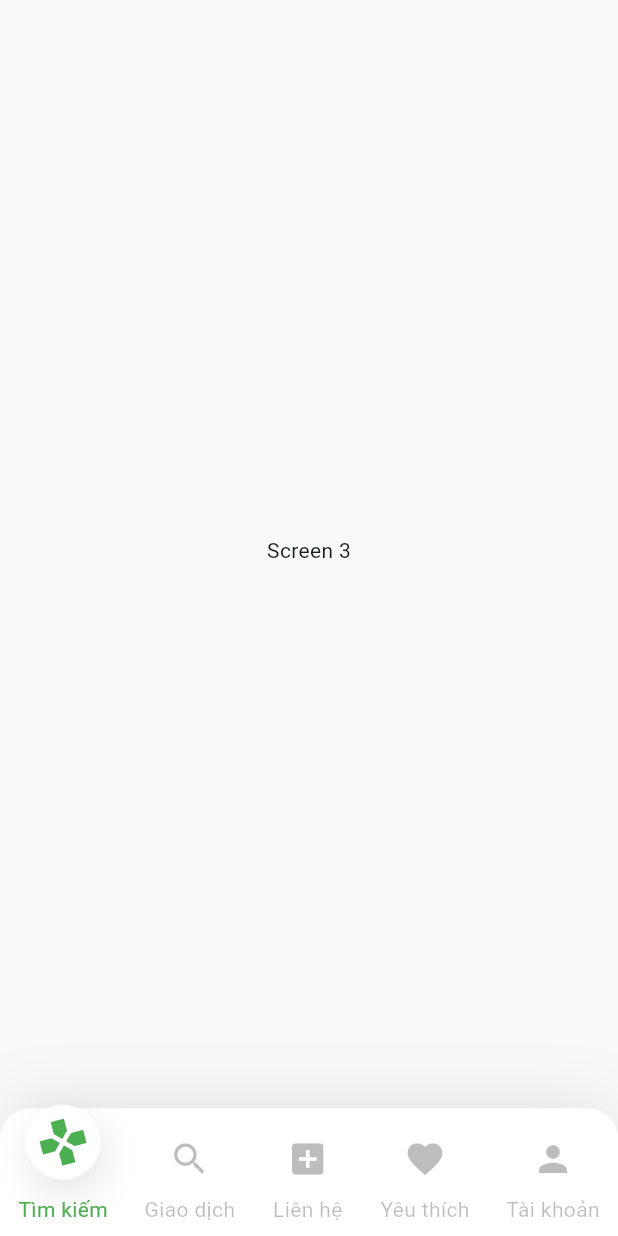
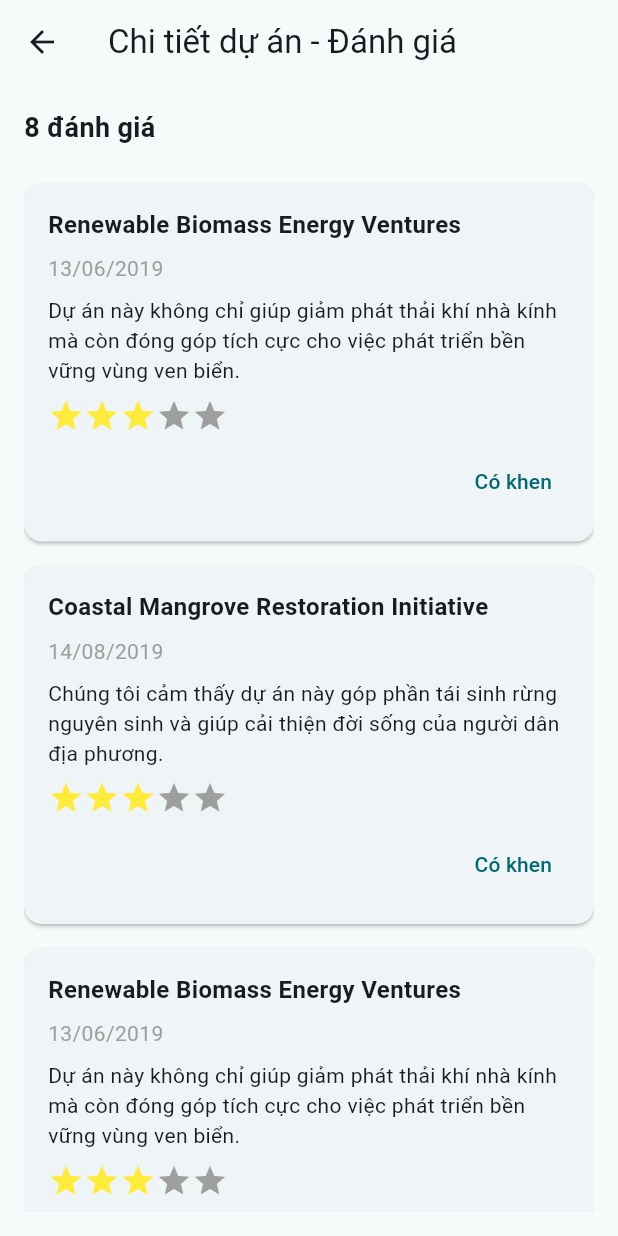
Before and after one commit to nhile14112003/Carbon_Credit_Trading_App, a Flutter app: the screen it shows after launch, on a phone screen of 412 x 824 dp. Run offline on Flutter 3.47's test engine with Material 3 defaults, Android fonts, the light colour scheme and no system bars; our stand-ins replace image_picker, photo_view.

Commit message:
Add feedback page

```diff
--- a/carbon_credit_trading/lib/main.dart
+++ b/carbon_credit_trading/lib/main.dart
@@ -1,4 +1,6 @@
 import 'package:carbon_credit_trading/pages/buyer_page.dart';
+import 'package:carbon_credit_trading/pages/feedback_page.dart';
+import 'package:carbon_credit_trading/pages/project_detail_page.dart';
 import 'package:flutter/material.dart';
 
 void main() {
@@ -21,7 +23,7 @@ class MyApp extends StatelessWidget {
         }), //navigation transition
         useMaterial3: true, // should be changed
       ),
-      home: const BuyerPage(),
+      home: const FeedbackPage(),
     );
   }
 }
--- /dev/null
+++ b/carbon_credit_trading/lib/pages/feedback_page.dart
@@ -0,0 +1,93 @@
+import 'package:flutter/material.dart';
+
+class FeedbackPage extends StatelessWidget {
+  const FeedbackPage({super.key});
+
+  @override
+  Widget build(BuildContext context) {
+    return Scaffold(
+      appBar: AppBar(
+        title: Text('Chi tiết dự án - Đánh giá'),
+        leading: IconButton(
+          icon: Icon(Icons.arrow_back),
+          onPressed: () {
+            Navigator.pop(context);
+          },
+        ),
+      ),
+      body: Padding(
+        padding: const EdgeInsets.all(16.0),
+        child: Column(
+          crossAxisAlignment: CrossAxisAlignment.start,
+          children: [
+            Text(
+              '8 đánh giá',
+              style: TextStyle(fontSize: 18, fontWeight: FontWeight.bold),
+            ),
+            SizedBox(height: 16),
+            Expanded(
+              child: ListView.builder(
+                itemCount: 3, // Số lượng đánh giá mẫu
+                itemBuilder: (context, index) {
+                  return Card(
+                    margin: EdgeInsets.symmetric(vertical: 8.0),
+                    child: Padding(
+                      padding: const EdgeInsets.all(16.0),
+                      child: Column(
+                        crossAxisAlignment: CrossAxisAlignment.start,
+                        children: [
+                          Text(
+                            index % 2 == 0
+                                ? 'Renewable Biomass Energy Ventures'
+                                : 'Coastal Mangrove Restoration Initiative',
+                            style: TextStyle(
+                              fontSize: 16,
+                              fontWeight: FontWeight.bold,
+                            ),
+                          ),
+                          SizedBox(height: 8),
+                          Text(
+                            index % 2 == 0 ? '13/06/2019' : '14/08/2019',
+                            style: TextStyle(color: Colors.grey),
+                          ),
+                          SizedBox(height: 8),
+                          Text(
+                            index % 2 == 0
+                                ? 'Dự án này không chỉ giúp giảm phát thải khí nhà kính mà còn đóng góp tích cực cho việc phát triển bền vững vùng ven biển.'
+                                : 'Chúng tôi cảm thấy dự án này góp phần tái sinh rừng nguyên sinh và giúp cải thiện đời sống của người dân địa phương.',
+                          ),
+                          SizedBox(height: 8),
+                          Row(
+                            children: [
+                              Icon(Icons.star, color: Colors.yellow),
+                              Icon(Icons.star, color: Colors.yellow),
+                              Icon(Icons.star, color: Colors.yellow),
+                              Icon(Icons.star, color: Colors.grey),
+                              Icon(Icons.star, color: Colors.grey),
+                            ],
+                          ),
+                          SizedBox(height: 8),
+                          Row(
+                            mainAxisAlignment: MainAxisAlignment.end,
+                            children: [
+                              TextButton(
+                                onPressed: () {
+                                  // Thêm chức năng xem thêm ở đây
+                                },
+                                child: Text('Có khen'),
+                              ),
+                            ],
+                          ),
+                        ],
+                      ),
+                    ),
+                  );
+                },
+              ),
+            ),
+          ],
+        ),
+      ),
+    );
+  }
+}
--- a/carbon_credit_trading/lib/theme/transaction_item.dart
+++ b/carbon_credit_trading/lib/theme/transaction_item.dart
@@ -1,4 +1,4 @@
-import 'package:carbon_credit_trading/pages/transaction_details.dart';
+import 'package:carbon_credit_trading/pages/transaction_detail_page.dart';
 import 'package:carbon_credit_trading/theme/colors.dart';
 import 'package:carbon_credit_trading/theme/custom_ricktext.dart';
 import 'package:flutter/material.dart';
@@ -78,7 +78,7 @@ class TransactionItem extends StatelessWidget {
                     context,
                     MaterialPageRoute(
                       builder: (context) =>
-                          TransactionDetail(transaction: transaction),
+                          TransactionDetailPage(transaction: transaction),
                     ),
                   );
                 },
```
Also changed, not shown: carbon_credit_trading/lib/pages/add_feedback_page.dart (added, +83 -0 lines), carbon_credit_trading/lib/pages/business_options_page.dart (+4 -3 lines), carbon_credit_trading/lib/pages/project_detail_page.dart (added, +117 -0 lines), carbon_credit_trading/lib/pages/search_tab.dart (+67 -1 lines), carbon_credit_trading/lib/pages/seller_page.dart (+7 -12 lines), carbon_credit_trading/lib/pages/transaction_detail_page.dart (added, +100 -0 lines), carbon_credit_trading/lib/pages/transaction_details.dart (deleted, +0 -64 lines), carbon_credit_trading/lib/pages/business_detail_page.dart (added).
